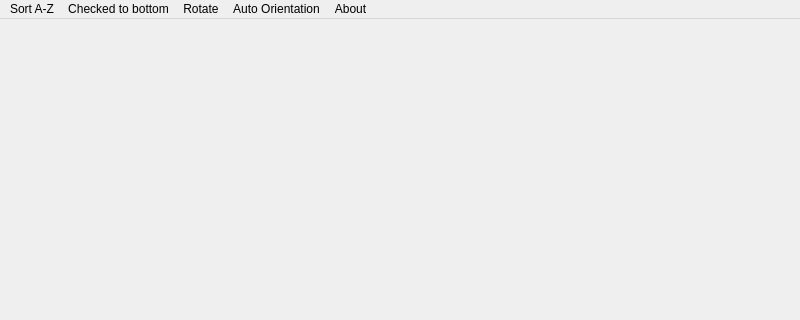
Before: the Qt Designer form src/mainform.ui in dotblank/easylist, drawn with Qt 5; both pictures show x 0 to 800 and y 0 to 320 of the 800 by 480 pixel window.
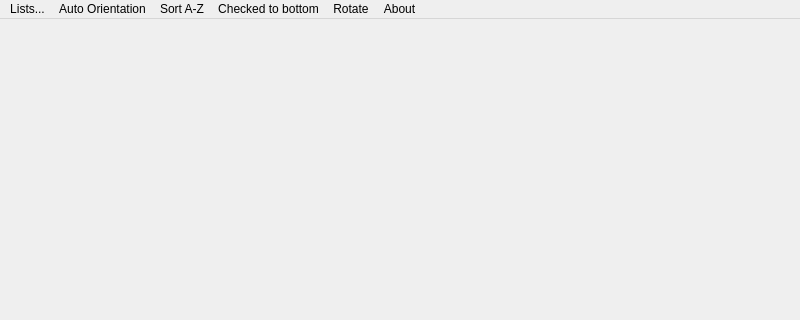
After: the same form once the commit is applied.

Commit message: Added multiple list support.

Patch:
```diff
--- a/src/mainform.ui
+++ b/src/mainform.ui
@@ -69,10 +69,17 @@
     </property>
     <addaction name="actionSort_A_Z"/>
    </widget>
+   <widget class="QMenu" name="menuList">
+    <property name="title">
+     <string>Lists...</string>
+    </property>
+    <addaction name="actionLists"/>
+   </widget>
+   <addaction name="menuList"/>
+   <addaction name="menuAuto_Orientation"/>
    <addaction name="menuSort_A_Z"/>
    <addaction name="menuChecked_bottom"/>
    <addaction name="menuRotate"/>
-   <addaction name="menuAuto_Orientation"/>
    <addaction name="menuAbout"/>
   </widget>
   <action name="actionRotate">
```
Left out of the diff: 5 changed lines with no effect on the pictures. The commit also changes 10 other files.
